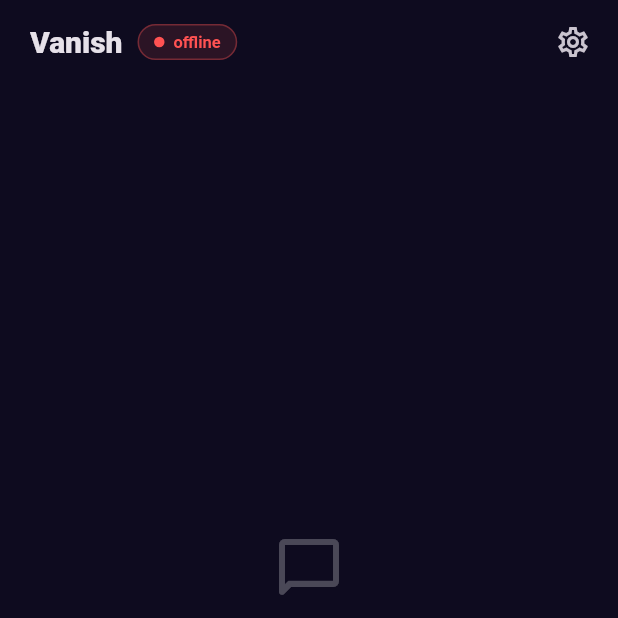
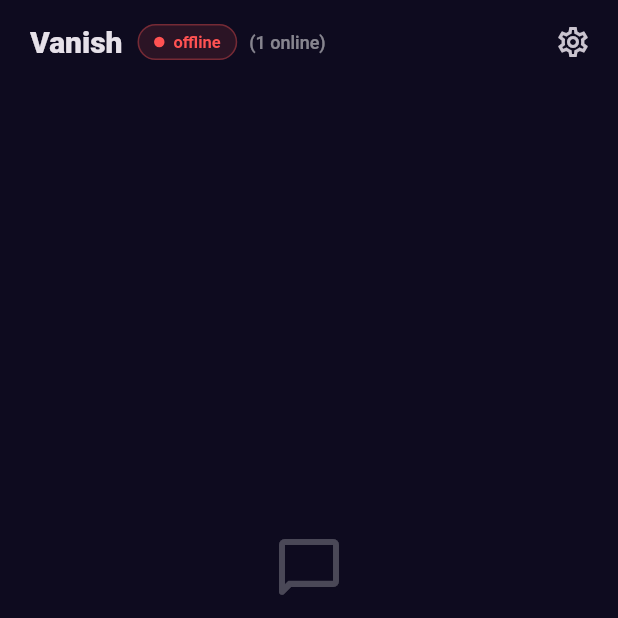
Before and after one commit to Umer048/vanish, a Flutter app: the ChatScreen screen opened directly with empty values, on a phone screen of 412 x 824 dp, the top half of it. Run offline on Flutter 3.47's test engine with Material 3 defaults, Android fonts, the phone set to English and light mode, and no system bars.

Commit message:
Update protocol SHOW number of persons online

```diff
--- a/lib/chat_controller.dart
+++ b/lib/chat_controller.dart
@@ -18,16 +18,17 @@ class ChatController extends ChangeNotifier with WidgetsBindingObserver {
   String relayUrl = Protocol.defaultRelayUrl;
   ConnStatus status = ConnStatus.disconnected;
 
+  int onlineCount = 1;
+
   final List<ChatMessage> messages = [];
   final List<ChatMessage> queue = [];
   final Map<String, int> _seen = {};
 
   int offsetMs = 0;
-  final List<int> _samples = [];
 
   RelayClient? _client;
   Timer? _ticker;
-  Timer? _pingTimer; // Naya: Heartbeat ke liye
+  Timer? _pingTimer;
   bool _started = false;
   final Set<String> _sentThisConn = {};
 
@@ -81,7 +82,6 @@ class ChatController extends ChangeNotifier with WidgetsBindingObserver {
     WidgetsBinding.instance.addObserver(this);
     _ticker = Timer.periodic(const Duration(milliseconds: 250), (_) => _tick());
 
-    // Naya: Har 15 second baad ping bhejna
     _pingTimer = Timer.periodic(const Duration(seconds: 15), (_) {
       _client?.send(Protocol.ping());
     });
@@ -143,14 +143,16 @@ class ChatController extends ChangeNotifier with WidgetsBindingObserver {
     final ev = Protocol.parse(raw);
 
     if (ev is IncomingWelcome) {
-      // Protocol ke mutabiq: offset = server_time - phone_time
       offsetMs = ev.serverTime - DateTime.now().millisecondsSinceEpoch;
       _persist();
       notifyListeners();
+    } else if (ev is IncomingPresence) {
+      onlineCount = ev.count;
+      notifyListeners();
     } else if (ev is IncomingPong) {
-      // Ping ka jawab mil gaya, kuch karne ki zaroorat nahi
+      // Heartbeat ok
     } else if (ev is IncomingDelivered) {
-      // Message deliver ho gaya (is par tick lagana ho toh laga sakte hain)
+      // Message delivered
     } else if (ev is IncomingExpired) {
       messages.removeWhere((m) => m.id == ev.id);
       _seen[ev.id] = serverNowMs;
@@ -159,9 +161,7 @@ class ChatController extends ChangeNotifier with WidgetsBindingObserver {
     } else if (ev is IncomingMessage) {
       final m = ev.message;
       if (m.expiresAt == null || m.sentAt == null) return;
-      if (_seen.containsKey(m.id)) return; // Duplicate ignore
-
-      // Ab offset Welcome message se set ho raha hai
+      if (_seen.containsKey(m.id)) return;
 
       final qi = queue.indexWhere((q) => q.id == m.id);
       final isMine = qi >= 0 || m.sender == name;
@@ -174,7 +174,6 @@ class ChatController extends ChangeNotifier with WidgetsBindingObserver {
         return;
       }
       _accept(m.copyWith(mine: isMine));
-      // Protocol ke mutabiq app "delivered" nahi bhejti, relay bhejta hai.
     }
   }
 
--- a/lib/main.dart
+++ b/lib/main.dart
@@ -207,7 +207,7 @@ class _JoinScreenState extends State<JoinScreen> {
                         keyboardType: TextInputType.url,
                         decoration: const InputDecoration(
                           labelText: 'Relay WebSocket URL',
-                          hintText: 'ws://192.168.1.20:8080/ws',
+                          hintText: 'wss://vanish-relay-sawaira.bonto.page/ws',
                           prefixIcon: Icon(Icons.link),
                         ),
                       ),
@@ -394,6 +394,15 @@ class _ChatScreenState extends State<ChatScreen> {
             ),
             const SizedBox(width: 10),
             _StatusPill(status: widget.c.status),
+            const SizedBox(width: 8),
+            Text(
+              '(${widget.c.onlineCount} online)',
+              style: TextStyle(
+                color: Colors.white.withValues(alpha: 0.5),
+                fontSize: 12,
+                fontWeight: FontWeight.w500,
+              ),
+            ),
           ],
         ),
         actions: [
@@ -646,7 +655,6 @@ class _MessageBubble extends StatelessWidget {
                     style: TextStyle(
                       color: Colors.white.withValues(alpha: 0.7),
                       fontSize: 11,
-                      fontFeatures: const [FontFeature.tabularFigures()],
                     ),
                   ),
                 ],
--- a/lib/protocol.dart
+++ b/lib/protocol.dart
@@ -22,23 +22,33 @@ class Protocol {
       if (j is! Map<String, dynamic>) return null;
       final type = j['type'];
 
-      // Naya: Welcome message (Clock set karne ke liye)
+      // Welcome message (Clock set karne ke liye)
       if (type == 'welcome' && j['server_time'] is num) {
         return IncomingWelcome((j['server_time'] as num).toInt());
       }
 
-      // Naya: Pong response
+      // Presence (Online users ka count)
+      if (type == 'presence' && j['count'] is num) {
+        return IncomingPresence(
+          (j['count'] as num).toInt(),
+          (j['members'] as List? ?? const []).map((e) => e.toString()).toList(),
+        );
+      }
+
+      // Pong response
       if (type == 'pong') return IncomingPong();
 
-      // Naya: Delivered response (Relay bhejta hai)
+      // Delivered response
       if (type == 'delivered' && j['id'] is String) {
         return IncomingDelivered(j['id'] as String);
       }
 
+      // Expired message
       if (type == 'expired' && j['id'] is String) {
         return IncomingExpired(j['id'] as String);
       }
 
+      // Naya Chat Message
       if (type == 'message' && j['id'] is String && j['text'] is String) {
         return IncomingMessage(ChatMessage(
           id: j['id'] as String,
@@ -82,3 +92,8 @@ class IncomingDelivered extends Incoming {
   IncomingDelivered(this.id);
   final String id;
 }
+class IncomingPresence extends Incoming {
+  IncomingPresence(this.count, this.members);
+  final int count;
+  final List<String> members;
+}
```
